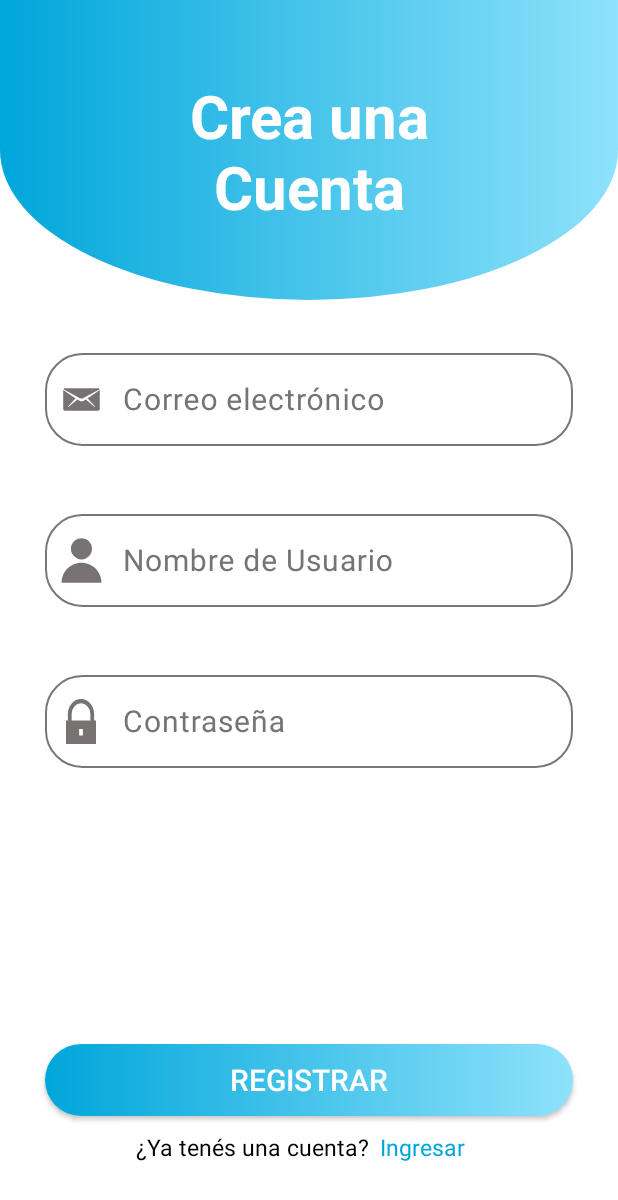
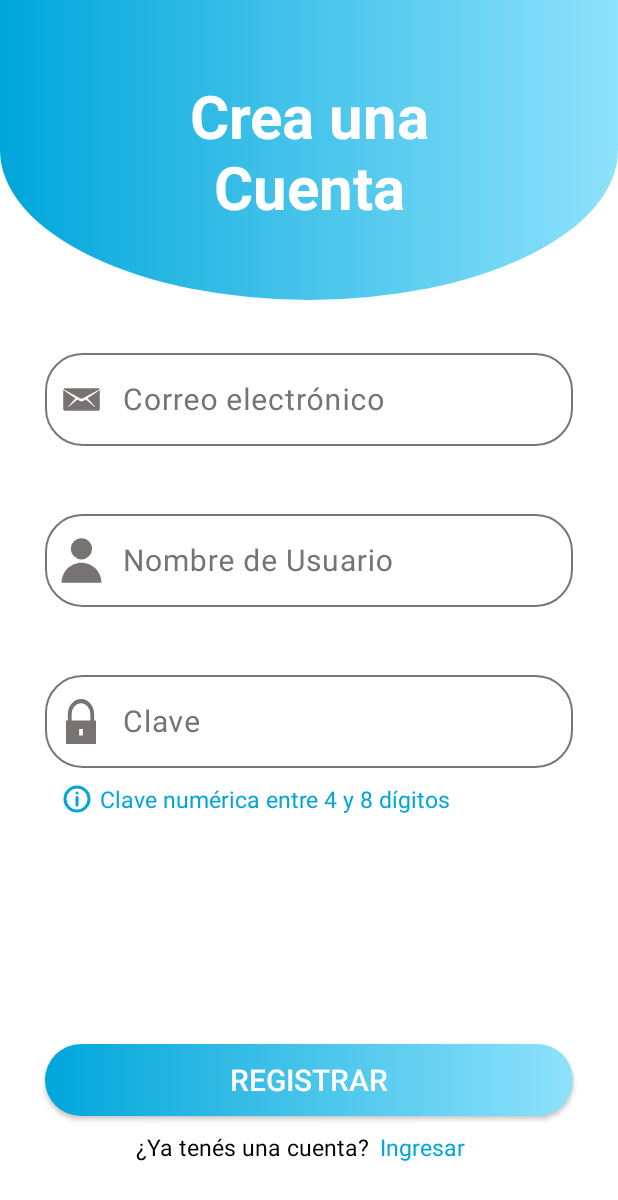
Before and after one commit to GastonCebreiro/AquaMinder, an Android app: the screen it shows after launch (LoginActivity), after a tap on "Registrate", on a phone screen of 412 x 824 dp. Shown: the top 1200 px of the screen. Run offline under Robolectric (Android 15) with nearby library versions, the phone set to English and light mode, and no system bars; our stand-ins replace Dagger/Hilt's generated code, Room's generated code; 1 other tap on this screen came first.

Commit message:
Improves login and register

```diff
--- a/app/src/main/java/com/example/aquaminder/core/di/RetrofitModule.kt
+++ b/app/src/main/java/com/example/aquaminder/core/di/RetrofitModule.kt
@@ -30,10 +30,10 @@ object RetrofitModule {
     @Provides
     fun provideOkHttpClient(logging: HttpLoggingInterceptor): OkHttpClient.Builder {
         return OkHttpClient.Builder()
-            .connectTimeout(20, TimeUnit.SECONDS)
-            .writeTimeout(20, TimeUnit.SECONDS)
-            .readTimeout(20, TimeUnit.SECONDS)
-            .callTimeout(20, TimeUnit.SECONDS)
+            .connectTimeout(10, TimeUnit.SECONDS)
+            .writeTimeout(10, TimeUnit.SECONDS)
+            .readTimeout(10, TimeUnit.SECONDS)
+            .callTimeout(10, TimeUnit.SECONDS)
             .addInterceptor(logging)
     }
 
--- a/app/src/main/java/com/example/aquaminder/core/utils/AppError.kt
+++ b/app/src/main/java/com/example/aquaminder/core/utils/AppError.kt
@@ -15,6 +15,6 @@ sealed class AppError {
 
     // Register Errors
     object MailUnavailable : AppError()
-    object UserNameUnavailable : AppError()
+    object UsernameUnavailable : AppError()
 
 }
--- a/app/src/main/java/com/example/aquaminder/feature_login/domain/use_case/GetUserUseCase.kt
+++ b/app/src/main/java/com/example/aquaminder/feature_login/domain/use_case/GetUserUseCase.kt
@@ -1,21 +1,17 @@
 package com.example.aquaminder.feature_login.domain.use_case
 
-import android.content.res.Resources
-import com.example.aquaminder.R
 import com.example.aquaminder.core.utils.AppConstants.STATUS_OK
 import com.example.aquaminder.core.utils.AppError
 import com.example.aquaminder.core.utils.ResultEvent
-import com.example.aquaminder.feature_login.data.remote.model.request.LoginUserRequestNetworkEntity
 import com.example.aquaminder.feature_login.domain.model.UserDomainModel
 import com.example.aquaminder.feature_login.domain.model.request.LoginUserRequestDomainModel
-import com.example.aquaminder.feature_login.domain.model.response.LoginUserResponseDomainModel
 import com.example.aquaminder.feature_login.domain.repository.UserRepository
 import kotlinx.coroutines.flow.Flow
 import kotlinx.coroutines.flow.flow
+import java.io.IOException
 import javax.inject.Inject
 
 class GetUserUseCase @Inject constructor(
-    private val resources: Resources,
     private val userRepository: UserRepository
 ) {
 
@@ -29,7 +25,6 @@ class GetUserUseCase @Inject constructor(
                 password = password
             )
             val response = userRepository.loginUser(userRequest)
-            // TODO GC GET ERROR CASES
             when (response.status) {
                 STATUS_OK -> {
                     when {
@@ -41,14 +36,25 @@ class GetUserUseCase @Inject constructor(
                         }
                     }
                 }
-
-//                    emit(ResultEvent.Error(AppError.WrongPassword))
+                USERNAME_NOT_FOUND -> {
+                    emit(ResultEvent.Error(AppError.UsernameNotFound))
+                }
+                WRONG_PASSWORD -> {
+                    emit(ResultEvent.Error(AppError.WrongPassword))
+                }
+                else -> {
+                    emit(ResultEvent.Error(AppError.GenericError()))
+                }
             }
+        } catch (e: IOException) {
+            emit(ResultEvent.Error(AppError.NetworkError))
         } catch (e: Exception) {
             emit(ResultEvent.Error(AppError.GenericError(e.message.orEmpty())))
         }
     }
 
     companion object {
+        private const val USERNAME_NOT_FOUND = 5
+        private const val WRONG_PASSWORD = 6
     }
 }
--- a/app/src/main/java/com/example/aquaminder/feature_login/domain/use_case/InsertUserUseCase.kt
+++ b/app/src/main/java/com/example/aquaminder/feature_login/domain/use_case/InsertUserUseCase.kt
@@ -1,6 +1,5 @@
 package com.example.aquaminder.feature_login.domain.use_case
 
-import android.content.res.Resources
 import com.example.aquaminder.core.utils.AppConstants.STATUS_OK
 import com.example.aquaminder.core.utils.AppError
 import com.example.aquaminder.core.utils.ResultEvent
@@ -13,7 +12,6 @@ import java.io.IOException
 import javax.inject.Inject
 
 class InsertUserUseCase @Inject constructor(
-    private val resources: Resources,
     private val userRepository: UserRepository
 ) {
 
@@ -35,14 +33,14 @@ class InsertUserUseCase @Inject constructor(
                     emit(ResultEvent.Error(AppError.MailUnavailable))
                 }
                 USERNAME_UNAVAILABLE -> {
-                    emit(ResultEvent.Error(AppError.UserNameUnavailable))
+                    emit(ResultEvent.Error(AppError.UsernameUnavailable))
                 }
                 else -> {
                     emit(ResultEvent.Error(AppError.GenericError()))
                 }
             }
         } catch (e: IOException) {
-            ResultEvent.Error(AppError.NetworkError)
+            emit(ResultEvent.Error(AppError.NetworkError))
         } catch (e: Exception) {
             emit(ResultEvent.Error(AppError.GenericError(e.message.orEmpty())))
         }
--- a/app/src/main/java/com/example/aquaminder/feature_login/presentation/fragments/LoginFragment.kt
+++ b/app/src/main/java/com/example/aquaminder/feature_login/presentation/fragments/LoginFragment.kt
@@ -78,7 +78,7 @@ class LoginFragment : Fragment() {
 
                             is LoginState.Error -> {
                                 cleanErrors()
-                                showErrorMessage(loginState.errorMsg)
+                                showErrorMessage(loginState.errorMsg, loginState.logoId)
                             }
 
                             is LoginState.WrongName -> {
@@ -109,6 +109,7 @@ class LoginFragment : Fragment() {
                             is LoginState.Idle -> {}
                         }
                         viewModel.updateViewState(LoginState.Idle)
+                        screenEnabled(true)
                     }
             }
         }
@@ -124,6 +125,7 @@ class LoginFragment : Fragment() {
 
 
     private fun loginButtonAction() {
+        screenEnabled(false)
         viewModel.checkUserSelected(
             binding.etInputName.text.toString().trim(),
             binding.etInputPassword.text.toString().trim()
@@ -180,11 +182,20 @@ class LoginFragment : Fragment() {
         Toast.makeText(context, message, Toast.LENGTH_SHORT).show()
     }
 
-    private fun showErrorMessage(message: String) {
+    private fun showErrorMessage(message: String, logoId: Int? = null) {
         DialogUtils.showErrorDialog(
             context = requireContext(),
+            imageId = logoId,
             titleText = message,
         )
+    }
+
+    private fun screenEnabled(isEnabled: Boolean) {
+        binding.btnRegister.isEnabled = isEnabled
+        binding.btnLogin.isEnabled = isEnabled
+        binding.etInputName.isEnabled = isEnabled
+        binding.etInputPassword.isEnabled = isEnabled
+        binding.cbKeepValues.isEnabled = isEnabled
     }
 
     private fun navToMainActivity() {
--- a/app/src/main/java/com/example/aquaminder/feature_login/presentation/fragments/NewUserFragment.kt
+++ b/app/src/main/java/com/example/aquaminder/feature_login/presentation/fragments/NewUserFragment.kt
@@ -5,16 +5,15 @@ import android.view.LayoutInflater
 import android.view.View
 import android.view.ViewGroup
 import android.widget.Toast
+import androidx.constraintlayout.widget.ConstraintLayout
 import androidx.core.view.isVisible
 import androidx.fragment.app.Fragment
 import androidx.fragment.app.viewModels
 import androidx.lifecycle.lifecycleScope
 import androidx.navigation.fragment.findNavController
-import com.example.aquaminder.R
 import com.example.aquaminder.core.utils.DialogUtils
 import com.example.aquaminder.databinding.FragmentNewUserBinding
 import com.example.aquaminder.feature_login.presentation.view_model.NewUserViewModel
-import com.example.aquaminder.feature_login.utils.LoginState
 import com.example.aquaminder.feature_login.utils.NewUserState
 import dagger.hilt.android.AndroidEntryPoint
 import kotlinx.coroutines.launch
@@ -68,27 +67,25 @@ class NewUserFragment : Fragment() {
 
                         is NewUserState.Error -> {
                             cleanErrors()
-                            showErrorMessage(newUserState.errorMsg)
+                            showErrorMessage(newUserState.errorMsg, newUserState.logoId)
                         }
 
                         is NewUserState.WrongName -> {
                             setUserNameError(newUserState.errorMsg)
-                            showMessage(newUserState.errorMsg)
                         }
 
                         is NewUserState.WrongMail -> {
                             setUserMailError(newUserState.errorMsg)
-                            showMessage(newUserState.errorMsg)
                         }
 
                         is NewUserState.WrongPassword -> {
                             setUserPasswordError(newUserState.errorMsg)
-                            showMessage(newUserState.errorMsg)
                         }
 
                         is NewUserState.Idle -> {}
                     }
                     viewModel.updateViewState(NewUserState.Idle)
+                    screenEnabled(true)
                 }
             }
         }
@@ -105,6 +102,8 @@ class NewUserFragment : Fragment() {
     }
 
     private fun registerButtonAction() {
+        cleanErrors()
+        screenEnabled(false)
         viewModel.checkUserToRegister(
             binding.etUserName.text.toString().trim(),
             binding.etUserMail.text.toString().trim(),
@@ -141,9 +140,10 @@ class NewUserFragment : Fragment() {
         Toast.makeText(context, message, Toast.LENGTH_SHORT).show()
     }
 
-    private fun showErrorMessage(message: String) {
+    private fun showErrorMessage(message: String, logoId: Int? = null) {
         DialogUtils.showErrorDialog(
             context = requireContext(),
+            imageId = logoId,
             titleText = message,
         )
     }
@@ -152,4 +152,12 @@ class NewUserFragment : Fragment() {
         findNavController().navigateUp()
     }
 
+    private fun screenEnabled(isEnabled: Boolean) {
+        binding.btnRegister.isEnabled = isEnabled
+        binding.btnLogin.isEnabled = isEnabled
+        binding.etUserMail.isEnabled = isEnabled
+        binding.etUserName.isEnabled = isEnabled
+        binding.etUserPassword.isEnabled = isEnabled
+    }
+
 }
--- a/app/src/main/java/com/example/aquaminder/feature_login/utils/LoginState.kt
+++ b/app/src/main/java/com/example/aquaminder/feature_login/utils/LoginState.kt
@@ -4,7 +4,7 @@ package com.example.aquaminder.feature_login.utils
 sealed class LoginState {
     object Idle : LoginState()
     data class Success(val msg: String) : LoginState()
-    data class Error(val errorMsg: String) : LoginState()
+    data class Error(val errorMsg: String, val logoId: Int? = null) : LoginState()
     data class WrongName(val errorMsg: String) : LoginState()
     data class WrongPassword(val errorMsg: String) : LoginState()
     data class UsernameNotFound(val errorMsg: String) : LoginState()
--- a/app/src/main/java/com/example/aquaminder/feature_login/utils/NewUserState.kt
+++ b/app/src/main/java/com/example/aquaminder/feature_login/utils/NewUserState.kt
@@ -4,7 +4,7 @@ package com.example.aquaminder.feature_login.utils
 sealed class NewUserState {
     object Idle : NewUserState()
     data class Success(val msg: String) : NewUserState()
-    data class Error(val errorMsg: String) : NewUserState()
+    data class Error(val errorMsg: String, val logoId: Int? = null) : NewUserState()
     data class WrongName(val errorMsg: String) : NewUserState()
     data class WrongMail(val errorMsg: String) : NewUserState()
     data class WrongPassword(val errorMsg: String) : NewUserState()
--- /dev/null
+++ b/app/src/main/res/drawable/ic_error_network.xml
@@ -0,0 +1,12 @@
+<vector xmlns:android="http://schemas.android.com/apk/res/android"
+    android:width="80dp"
+    android:height="80dp"
+    android:viewportWidth="24"
+    android:viewportHeight="24">
+
+    <path
+        android:fillColor="#000000"
+        android:fillType="evenOdd"
+        android:pathData="M3.524,10.142L11.999,19L20.475,10.142C15.613,5.953 8.386,5.953 3.524,10.142ZM1.393,9.393C7.251,3.536 16.748,3.536 22.606,9.393C22.991,9.778 22.997,10.399 22.622,10.792L13.429,20.399L13.414,20.414C12.633,21.195 11.366,21.195 10.585,20.414L10.57,20.399L1.378,10.792C1.002,10.399 1.009,9.778 1.393,9.393ZM13.25,15.5C13.25,16.19 12.69,16.75 12,16.75C11.31,16.75 10.75,16.19 10.75,15.5C10.75,14.81 11.31,14.25 12,14.25C12.69,14.25 13.25,14.81 13.25,15.5ZM13,9C13,8.448 12.552,8 12,8C11.448,8 11,8.448 11,9V12C11,12.552 11.448,13 12,13C12.552,13 13,12.552 13,12V9Z" />
+
+</vector>
--- /dev/null
+++ b/app/src/main/res/drawable/ic_info.xml
@@ -0,0 +1,12 @@
+<vector xmlns:android="http://schemas.android.com/apk/res/android"
+    android:width="20dp"
+    android:height="20dp"
+    android:viewportWidth="20"
+    android:viewportHeight="20">
+
+    <path
+        android:fillColor="#000000"
+        android:fillType="evenOdd"
+        android:pathData="M10,3a7,7 0,1 0,0 14,7 7,0 0,0 0,-14zM1,10a9,9 0,1 1,18 0,9 9,0 0,1 -18,0zM9,6a1,1 0,0 1,1 -1h0.01a1,1 0,1 1,0 2L10,7a1,1 0,0 1,-1 -1zM9.01,14a1,1 0,1 0,2 0L11.01,9a1,1 0,1 0,-2 0v5z" />
+
+</vector>
--- a/app/src/main/res/layout/fragment_new_user.xml
+++ b/app/src/main/res/layout/fragment_new_user.xml
@@ -112,10 +112,23 @@
             android:layout_height="wrap_content"
             android:textSize="20sp"
             android:inputType="numberPassword"
-            android:maxLength="6" />
+            android:maxLength="8" />
 
     </com.google.android.material.textfield.TextInputLayout>
 
+    <TextView
+        android:id="@+id/tvPasswordInfo"
+        android:layout_width="0dp"
+        android:layout_height="wrap_content"
+        android:layout_marginTop="10dp"
+        android:text="@string/fragment_new_user_password_info"
+        android:textColor="@color/light_blue"
+        android:textSize="15sp"
+        android:drawablePadding="5dp"
+        app:drawableStartCompat="@drawable/ic_info"
+        app:drawableTint="@color/light_blue"
+        app:layout_constraintStart_toStartOf="@id/guidelineLeft"
+        app:layout_constraintTop_toBottomOf="@+id/lUserPassword" />
 
     <androidx.appcompat.widget.AppCompatButton
         android:id="@+id/btnRegister"
--- a/app/src/main/res/values/strings.xml
+++ b/app/src/main/res/values/strings.xml
@@ -4,16 +4,17 @@
     <string name="fragment_login_btn_login">Ingresar</string>
     <string name="fragment_login_text_register">¿No tenés una cuenta?</string>
     <string name="fragment_login_btn_register">Registrate</string>
-    <string name="fragment_login_btn_forgot_password">Olvidé mi contraseña</string>
-    <string name="fragment_login_btn_keep_values">Guardar usuario y contraseña</string>
+    <string name="fragment_login_btn_forgot_password">Olvidé mi clave</string>
+    <string name="fragment_login_btn_keep_values">Guardar usuario y clave</string>
     <string name="fragment_login_title">Aqua Minder</string>
     <string name="fragment_login_name_ask">Usuario</string>
-    <string name="fragment_login_password_ask">Contraseña</string>
+    <string name="fragment_login_password_ask">Clave</string>
 
     <string name="fragment_new_user_btn_register">Crea una\nCuenta</string>
     <string name="fragment_new_user_name_ask">Nombre de Usuario</string>
     <string name="fragment_new_user_mail_ask">Correo electrónico</string>
-    <string name="fragment_new_user_password_ask">Contraseña</string>
+    <string name="fragment_new_user_password_ask">Clave</string>
+    <string name="fragment_new_user_password_info">Clave numérica entre 4 y 8 dígitos</string>
     <string name="fragment_new_user_btn_save">Registrar</string>
     <string name="fragment_new_user_text_login">¿Ya tenés una cuenta?</string>
     <string name="fragment_new_user_btn_login">Ingresar</string>
@@ -28,11 +29,12 @@
 
     <string name="error_msg_invalid_password">Clave Incorrecta</string>
     <string name="error_msg_enter_password">Ingrese una clave</string>
+    <string name="error_msg_short_password">Clave demasiado corta</string>
     <string name="error_msg_enter_name">Ingrese un nombre</string>
     <string name="error_msg_enter_mail">Ingrese un mail</string>
+    <string name="error_msg_format_mail">Ingrese un formato de mail válido</string>
     <string name="error_msg_new_user_name">Ingrese un Nombre de Usuario</string>
     <string name="error_msg_new_user_email">Ingrese un Mail Válido</string>
-    <string name="error_msg_new_user_password">Ingrese una Clave Numerica de 6 dígitos</string>
     <string name="error_msg_new_user_register">Usuario Registrado!</string>
     <string name="error_msg_new_user_not_found">El usuario no se encuentra registrado</string>
     <string name="error_msg_new_user_empty_value">Los datos del usuario están incompletos</string>
```
Also changed, not shown: app/src/main/java/com/example/aquaminder/feature_login/presentation/view_model/LoginViewModel.kt (+29 -5 lines), app/src/main/java/com/example/aquaminder/feature_login/presentation/view_model/NewUserViewModel.kt (+23 -3 lines), app/src/main/res/layout/error_generic_dialog.xml (+10 -8 lines).
